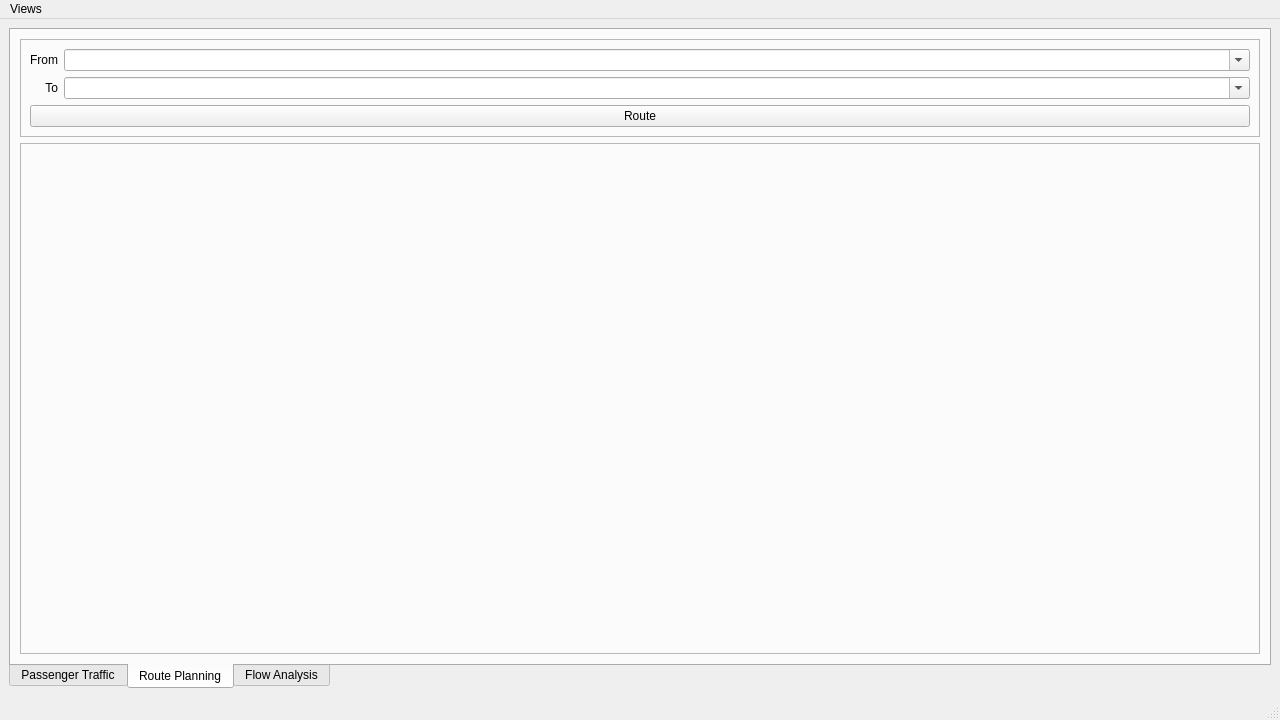
Before: the Qt Designer form src/mainwindow.ui in skyzh/Meteor, drawn with Qt 5.
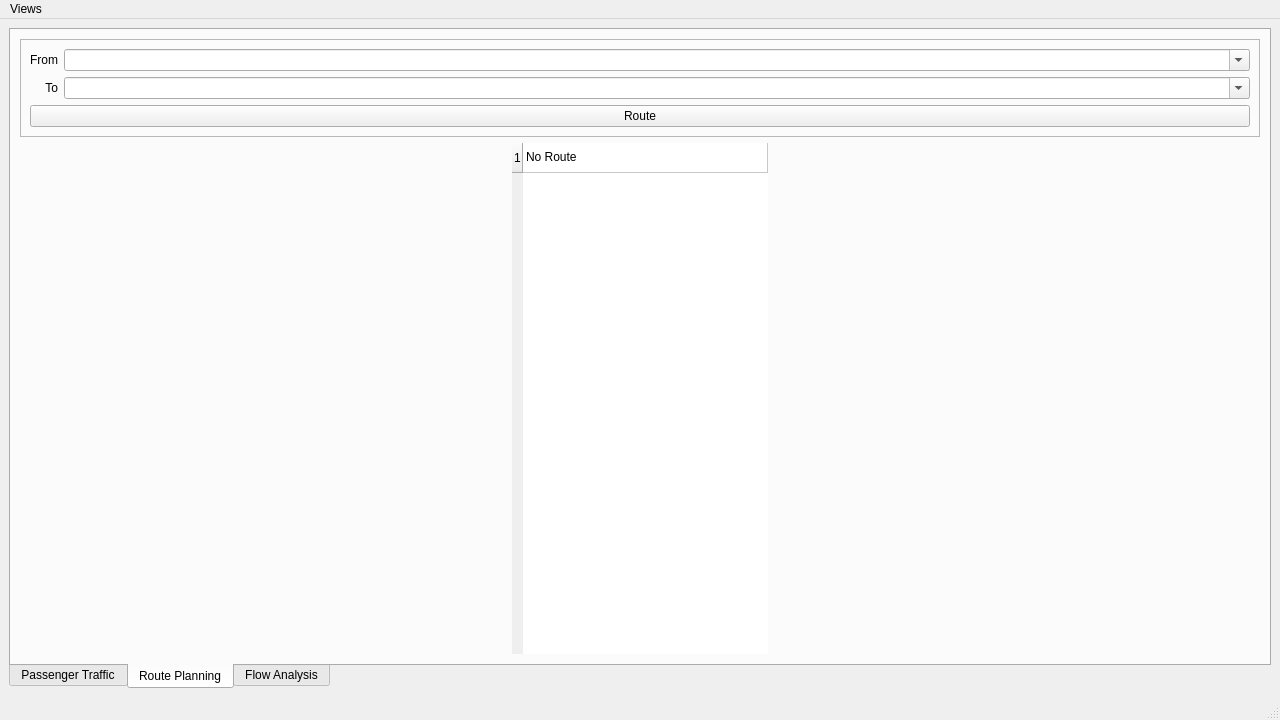
After: the same form once the commit is applied. The open tabs and pages were chosen to show the change.

Commit message: route planning with station graph

What changed in the file:
```diff
--- a/src/mainwindow.ui
+++ b/src/mainwindow.ui
@@ -326,12 +326,80 @@
            </sizepolicy>
           </property>
           <property name="frameShape">
-           <enum>QFrame::StyledPanel</enum>
+           <enum>QFrame::NoFrame</enum>
           </property>
           <property name="frameShadow">
-           <enum>QFrame::Raised</enum>
+           <enum>QFrame::Plain</enum>
           </property>
-          <layout class="QGridLayout" name="layoutRoute"/>
+          <property name="lineWidth">
+           <number>0</number>
+          </property>
+          <layout class="QGridLayout" name="layoutRoute">
+           <property name="leftMargin">
+            <number>0</number>
+           </property>
+           <property name="topMargin">
+            <number>0</number>
+           </property>
+           <property name="rightMargin">
+            <number>0</number>
+           </property>
+           <property name="bottomMargin">
+            <number>0</number>
+           </property>
+           <item row="0" column="0">
+            <widget class="QTableWidget" name="tableRoute">
+             <property name="sizePolicy">
+              <sizepolicy hsizetype="Maximum" vsizetype="Expanding">
+               <horstretch>0</horstretch>
+               <verstretch>0</verstretch>
+              </sizepolicy>
+             </property>
+             <property name="frameShape">
+              <enum>QFrame::NoFrame</enum>
+             </property>
+             <property name="frameShadow">
+              <enum>QFrame::Plain</enum>
+             </property>
+             <property name="lineWidth">
+              <number>0</number>
+             </property>
+             <property name="editTriggers">
+              <set>QAbstractItemView::NoEditTriggers</set>
+             </property>
+             <property name="selectionMode">
+              <enum>QAbstractItemView::SingleSelection</enum>
+             </property>
+             <property name="showGrid">
+              <bool>true</bool>
+             </property>
+             <property name="gridStyle">
+              <enum>Qt::SolidLine</enum>
+             </property>
+             <attribute name="horizontalHeaderVisible">
+              <bool>false</bool>
+             </attribute>
+             <attribute name="horizontalHeaderStretchLastSection">
+              <bool>true</bool>
+             </attribute>
+             <row>
+              <property name="text">
+               <string>1</string>
+              </property>
+             </row>
+             <column>
+              <property name="text">
+               <string>Step</string>
+              </property>
+             </column>
+             <item row="0" column="0">
+              <property name="text">
+               <string>No Route</string>
+              </property>
+             </item>
+            </widget>
+           </item>
+          </layout>
          </widget>
         </item>
        </layout>
```
Left out of the diff: 2 changed lines with no effect on the pictures. The commit also changes 7 other files.
